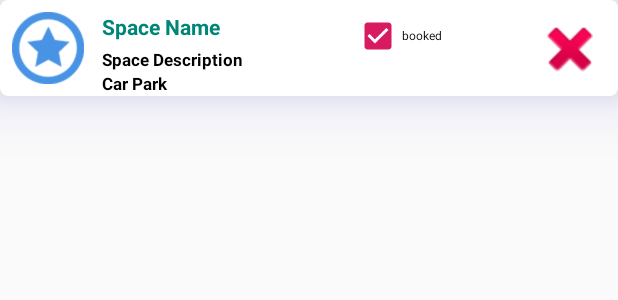
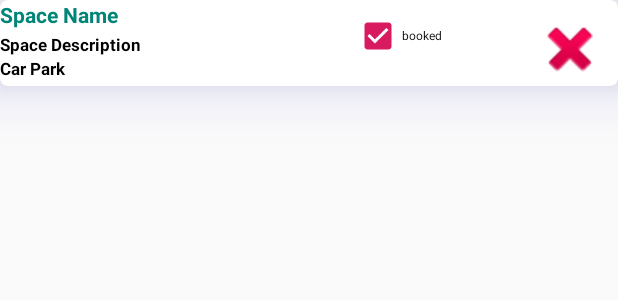
Before and after one commit to daveylanigan/car_park, an Android app: the layout carparkspacecard.xml on its own in the app's theme, with its tools: preview values and no code run, on a phone screen of 412 x 824 dp. Shown: the top 300 px of the screen. Run offline under Robolectric (Android 15) with nearby library versions, the phone set to English and light mode, and no system bars; network calls fail.

Commit message:
added car park spaces screen

```diff
--- a/app/src/main/java/ie/cp/adapters/CarParkItem.java
+++ b/app/src/main/java/ie/cp/adapters/CarParkItem.java
@@ -26,6 +26,10 @@ public class CarParkItem  {
         ImageView imgDelete = view.findViewById(R.id.rowDeleteImg);
         imgDelete.setTag(carpark);
         imgDelete.setOnClickListener(deleteListener);
+
+        ImageView imgSpaces = view.findViewById(R.id.rowSpaceImg);
+        imgSpaces.setTag(carpark);
+        imgSpaces.setOnClickListener(deleteListener);
     }
 
     private void updateControls(CarPark carpark) {
--- a/app/src/main/java/ie/cp/fragments/AddReservationFragment.java
+++ b/app/src/main/java/ie/cp/fragments/AddReservationFragment.java
@@ -78,7 +78,7 @@ public class AddReservationFragment extends Fragment {
 
                 String selectedCarPark = spinner.getSelectedItem().toString();
 
-                RealmResults<CarParkSpace> realmResults2 = app.dbManager.getCarParkSpaces(selectedCarPark);
+                RealmResults<CarParkSpace> realmResults2 = app.dbManager.getCarParkSpaces(selectedCarPark, true);
                 List<CarParkSpace> carParkSpaces = app.dbManager.realmDatabase.copyFromRealm(realmResults2);
 
                 ArrayAdapter<CarParkSpace> adapter2 = new ArrayAdapter<>(view.getContext(), android.R.layout.simple_list_item_1, carParkSpaces);
--- a/app/src/main/java/ie/cp/fragments/UserFragment.java
+++ b/app/src/main/java/ie/cp/fragments/UserFragment.java
@@ -64,7 +64,10 @@ public class UserFragment extends Fragment implements
         userGoogleMail.setText(app.googleMail);
 
         ImageView img = v.findViewById(R.id.profile);
-        img.setImageBitmap(app.googlePhoto);
+        //SetUp GooglePhoto and Email for Drawer here
+        CarParkApi.getGooglePhoto(app.googlePhotoURL,img);
+
+  //      img.setImageBitmap(app.googlePhoto);
 
     //    CarParkApi.getReservations("/reservation/" + app.googleMail);
         OrderedRealmCollection<Reservation> reservations;
--- a/app/src/main/res/layout/carparkspacecard.xml
+++ b/app/src/main/res/layout/carparkspacecard.xml
@@ -16,20 +16,6 @@
         android:background="@drawable/background_activated">
 
         <ImageView
-            android:id="@+id/rowFavouriteImg"
-            android:layout_width="48dp"
-            android:layout_height="48dp"
-            android:layout_alignParentLeft="true"
-            android:layout_marginStart="8dp"
-            android:layout_marginLeft="8dp"
-            android:layout_marginTop="8dp"
-            android:layout_marginEnd="8dp"
-            android:layout_marginBottom="8dp"
-            android:contentDescription="fav"
-            android:gravity="center_vertical"
-            android:src="@drawable/favourites_72" />
-
-        <ImageView
             android:id="@+id/rowDeleteImg"
             android:layout_width="48dp"
             android:layout_height="49dp"
@@ -44,11 +30,11 @@
 
         <TextView
             android:id="@+id/rowCarParkSpaceName"
-            android:layout_width="130dp"
-            android:layout_height="20dp"
+            android:layout_width="210dp"
+            android:layout_height="wrap_content"
             android:layout_alignTop="@+id/rowFavouriteImg"
             android:layout_alignParentStart="true"
-            android:layout_marginStart="68dp"
+            android:layout_marginStart="0dp"
             android:gravity="center_vertical"
             android:text="@string/car_park_space_row_name"
             android:textColor="@color/colorPrimary"
@@ -57,12 +43,12 @@
 
         <TextView
             android:id="@+id/rowCarParkSpaceDescription"
-            android:layout_width="130dp"
-            android:layout_height="16dp"
-            android:layout_alignStart="@+id/rowCarParkSpaceName"
-            android:layout_alignBottom="@+id/rowFavouriteImg"
+            android:layout_width="209dp"
+            android:layout_height="wrap_content"
+            android:layout_alignBottom="@+id/rowCarParkSpaceName"
+            android:layout_alignParentStart="true"
             android:layout_marginStart="0dp"
-            android:layout_marginBottom="8dp"
+            android:layout_marginBottom="-18dp"
             android:gravity="center_vertical"
             android:text="@string/car_park_space_row_description"
             android:textColor="@color/colorFontBlack"
@@ -71,12 +57,12 @@
 
         <TextView
             android:id="@+id/rowCarParkSpaceCarPark"
-            android:layout_width="130dp"
-            android:layout_height="16dp"
-            android:layout_alignStart="@+id/rowCarParkSpaceName"
-            android:layout_alignBottom="@+id/rowFavouriteImg"
+            android:layout_width="209dp"
+            android:layout_height="wrap_content"
+            android:layout_alignBottom="@+id/rowCarParkSpaceDescription"
+            android:layout_alignParentStart="true"
             android:layout_marginStart="0dp"
-            android:layout_marginBottom="-8dp"
+            android:layout_marginBottom="-16dp"
             android:gravity="center_vertical"
             android:text="@string/car_park_space_row_carpark"
             android:textColor="@color/colorFontBlack"
```
Also changed, not shown: app/src/main/java/ie/cp/db/DBManager.java (+14 -6 lines), app/src/main/java/ie/cp/fragments/AddCarParkSpaceFragment.java (+11 -1 lines), app/src/main/java/ie/cp/fragments/CarParkFragment.java (+17 -2 lines), app/src/main/java/ie/cp/fragments/CarParkSpaceFragment.java (+19 -3 lines), app/src/main/res/layout/carparkcard.xml (+20 -6 lines), app/src/main/res/layout/carparkrow.xml (+30 -14 lines), app/src/main/res/layout/carparkspacerow.xml (+7 -23 lines).
